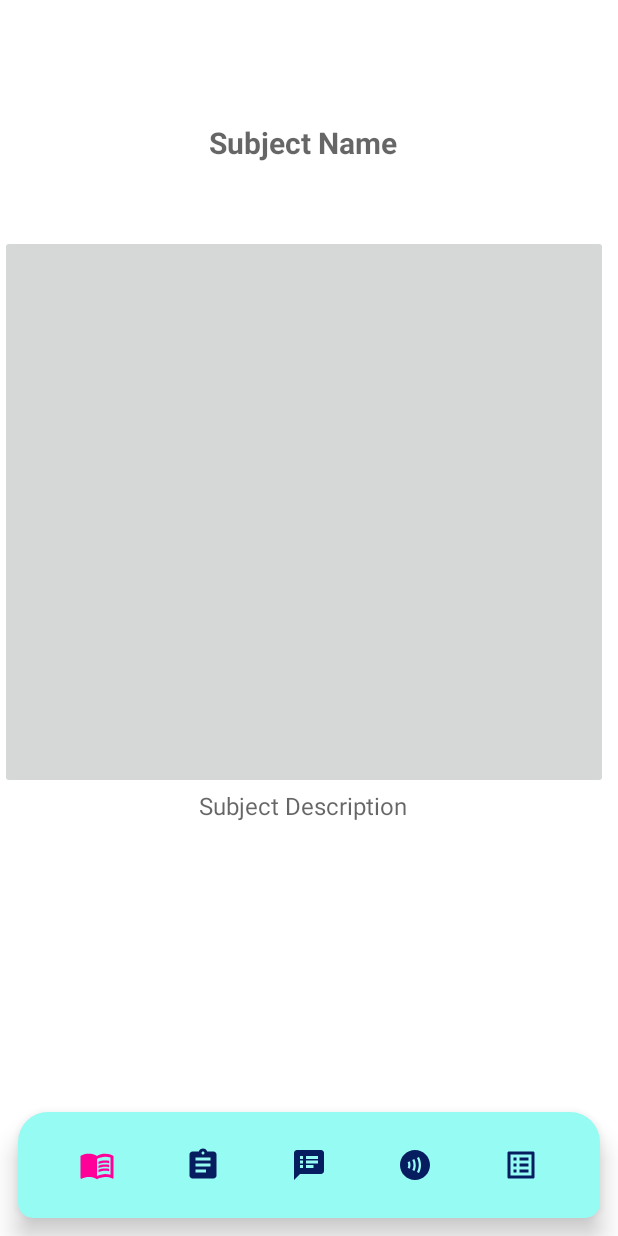
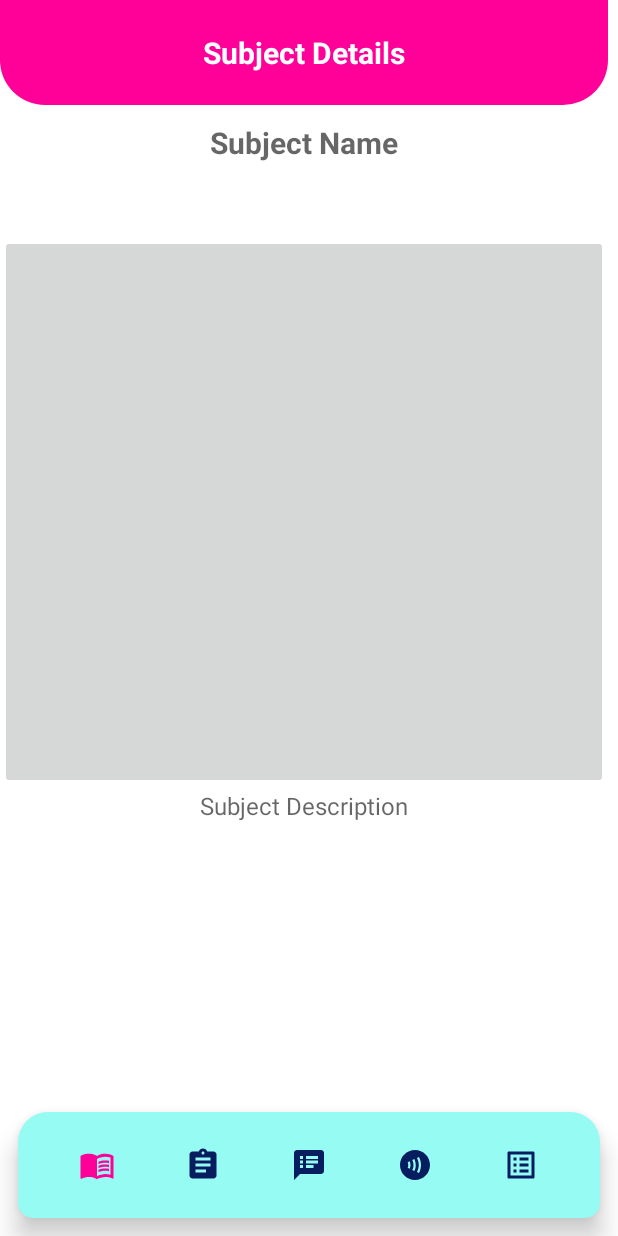
Before and after one commit to GinPaul/kodego.studentassistanceapp.arguez, an Android app: the SubjectDetails screen opened directly, with no data from a screen before it, on a phone screen of 412 x 824 dp. Run offline under Robolectric (Android 15) with nearby library versions, the phone set to English and light mode, and no system bars; Roboto replaces fonts that are not available here.

Commit message:
Nov 6 2022 morning commit

```diff
--- /dev/null
+++ b/app/src/main/res/drawable/oblong_shape.xml
@@ -0,0 +1,19 @@
+<?xml version="1.0" encoding="utf-8"?>
+<shape xmlns:android="http://schemas.android.com/apk/res/android"
+    android:shape="rectangle">
+
+    <corners
+        android:topRightRadius="100dip"
+        android:topLeftRadius="100dip"
+        android:bottomLeftRadius="100dip"
+        android:bottomRightRadius="100dip"
+        />
+    <padding
+        android:bottom="0dp"
+        android:left="0dp"
+        android:right="0dp"
+        android:top="0dp"
+        />
+    <solid android:color="@color/ic_launcher_books_background"/>
+
+</shape>
--- /dev/null
+++ b/app/src/main/res/drawable/top_shape.xml
@@ -0,0 +1,19 @@
+<?xml version="1.0" encoding="utf-8"?>
+<shape xmlns:android="http://schemas.android.com/apk/res/android"
+    android:shape="rectangle">
+
+    <corners
+        android:topRightRadius="0dip"
+        android:topLeftRadius="0dip"
+        android:bottomLeftRadius="30dip"
+        android:bottomRightRadius="30dip"
+        />
+    <padding
+        android:bottom="0dp"
+        android:left="0dp"
+        android:right="0dp"
+        android:top="0dp"
+        />
+    <solid android:color="@color/ic_launcher_books_background"/>
+
+</shape>
--- a/app/src/main/res/layout/activity_login_sav2.xml
+++ b/app/src/main/res/layout/activity_login_sav2.xml
@@ -80,10 +80,10 @@
 
     <Button
         android:id="@+id/btnLoginv2"
-        style="@style/Widget.MaterialComponents.Button.TextButton"
-        android:layout_width="wrap_content"
+        style="@android:style/Widget.DeviceDefault.Button"
+        android:layout_width="350dp"
         android:layout_height="wrap_content"
-        android:background="@color/sky_green"
+        android:background="@drawable/oblong_shape"
         android:backgroundTint="@color/sky_green"
         android:fontFamily="sans-serif-black"
         android:text="ENTER"
--- a/app/src/main/res/layout/activity_subject_details.xml
+++ b/app/src/main/res/layout/activity_subject_details.xml
@@ -32,7 +32,8 @@
             android:layout_marginEnd="5dp"
             android:background="#96FBF2"
             android:onClick="addFragOnClick"
-            android:src="@drawable/ic_pink_subject" />
+            android:src="@drawable/ic_pink_subject"
+            tools:ignore="SpeakableTextPresentCheck" />
 
         <ImageButton
             android:id="@+id/assignments"
@@ -42,7 +43,8 @@
             android:layout_marginEnd="5dp"
             android:background="#96FBF2"
             android:onClick="addFragOnClick"
-            android:src="@drawable/ic_baseline_assignment_24" />
+            android:src="@drawable/ic_baseline_assignment_24"
+            tools:ignore="SpeakableTextPresentCheck" />
 
         <ImageButton
             android:id="@+id/notes"
@@ -53,7 +55,8 @@
             android:layout_marginEnd="5dp"
             android:background="#96FBF2"
             android:onClick="addFragOnClick"
-            android:src="@drawable/ic_blue_notes_24" />
+            android:src="@drawable/ic_blue_notes_24"
+            tools:ignore="SpeakableTextPresentCheck" />
 
         <ImageButton
             android:id="@+id/announcements"
@@ -63,7 +66,8 @@
             android:layout_marginEnd="5dp"
             android:background="#96FBF2"
             android:onClick="addFragOnClick"
-            android:src="@drawable/ic_announce_blu_24" />
+            android:src="@drawable/ic_announce_blu_24"
+            tools:ignore="SpeakableTextPresentCheck" />
 
         <ImageButton
             android:id="@+id/syllabus"
@@ -73,7 +77,8 @@
             android:layout_marginEnd="5dp"
             android:background="#96FBF2"
             android:onClick="addFragOnClick"
-            android:src="@drawable/ic_baseline_list_alt_24" />
+            android:src="@drawable/ic_baseline_list_alt_24"
+            tools:ignore="SpeakableTextPresentCheck" />
 
     </LinearLayout>
 
--- a/app/src/main/res/layout/fragment_subject.xml
+++ b/app/src/main/res/layout/fragment_subject.xml
@@ -8,7 +8,10 @@
 
     <androidx.constraintlayout.widget.ConstraintLayout
         android:layout_width="match_parent"
-        android:layout_height="match_parent">
+        android:layout_height="match_parent"
+        app:layout_constraintEnd_toEndOf="parent"
+        app:layout_constraintHorizontal_bias="0"
+        app:layout_constraintStart_toStartOf="parent">
 
         <TextView
             android:id="@+id/tvSubjectName2"
@@ -19,7 +22,7 @@
             android:textStyle="bold"
             app:layout_constraintBottom_toBottomOf="parent"
             app:layout_constraintEnd_toEndOf="parent"
-            app:layout_constraintHorizontal_bias="0.498"
+            app:layout_constraintHorizontal_bias="0.5"
             app:layout_constraintStart_toStartOf="parent"
             app:layout_constraintTop_toTopOf="parent"
             app:layout_constraintVertical_bias="0.156" />
@@ -31,7 +34,7 @@
             android:layout_marginTop="48dp"
             android:scaleType="fitXY"
             app:layout_constraintEnd_toEndOf="parent"
-            app:layout_constraintHorizontal_bias="0.0"
+            app:layout_constraintHorizontal_bias="0.5"
             app:layout_constraintStart_toStartOf="parent"
             app:layout_constraintTop_toBottomOf="@+id/tvSubjectName2"
             tools:ignore="SpeakableTextPresentCheck"
@@ -45,9 +48,38 @@
             android:textSize="16sp"
             app:layout_constraintBottom_toBottomOf="parent"
             app:layout_constraintEnd_toEndOf="parent"
-            app:layout_constraintHorizontal_bias="0.498"
+            app:layout_constraintHorizontal_bias="0.5"
             app:layout_constraintStart_toStartOf="parent"
             app:layout_constraintTop_toBottomOf="@+id/imgSubject2"
             app:layout_constraintVertical_bias="0.152" />
+
+        <TextView
+            android:id="@+id/textView7"
+            android:layout_width="0dp"
+            android:layout_height="70dp"
+            android:background="@drawable/top_shape"
+            android:gravity="center"
+            android:text="Subject Details"
+            android:textColor="@color/white"
+            android:textSize="20sp"
+            android:textStyle="bold"
+            app:layout_constraintEnd_toEndOf="parent"
+            app:layout_constraintHorizontal_bias="0.5"
+            app:layout_constraintStart_toStartOf="parent"
+            app:layout_constraintTop_toTopOf="parent" />
+
+        <androidx.constraintlayout.widget.Guideline
+            android:id="@+id/guideline2"
+            android:layout_width="wrap_content"
+            android:layout_height="wrap_content"
+            android:orientation="horizontal"
+            app:layout_constraintGuide_begin="20dp" />
+
+        <androidx.constraintlayout.widget.Guideline
+            android:id="@+id/guideline3"
+            android:layout_width="wrap_content"
+            android:layout_height="wrap_content"
+            android:orientation="vertical"
+            app:layout_constraintGuide_begin="21dp" />
     </androidx.constraintlayout.widget.ConstraintLayout>
 </FrameLayout>
```
